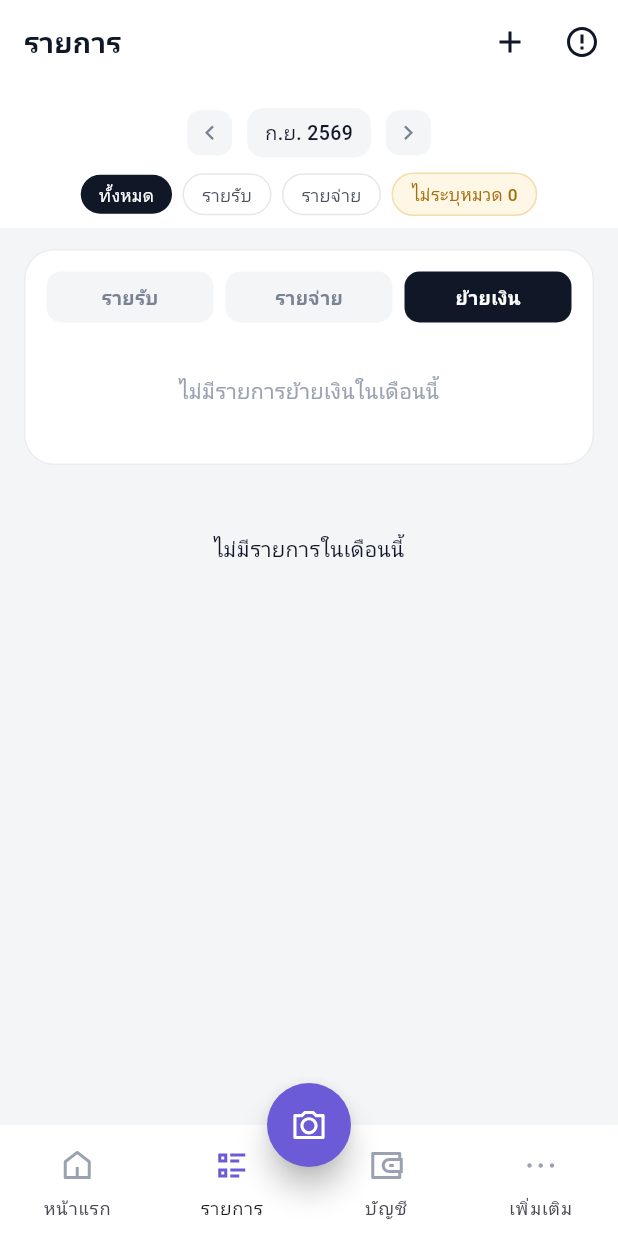
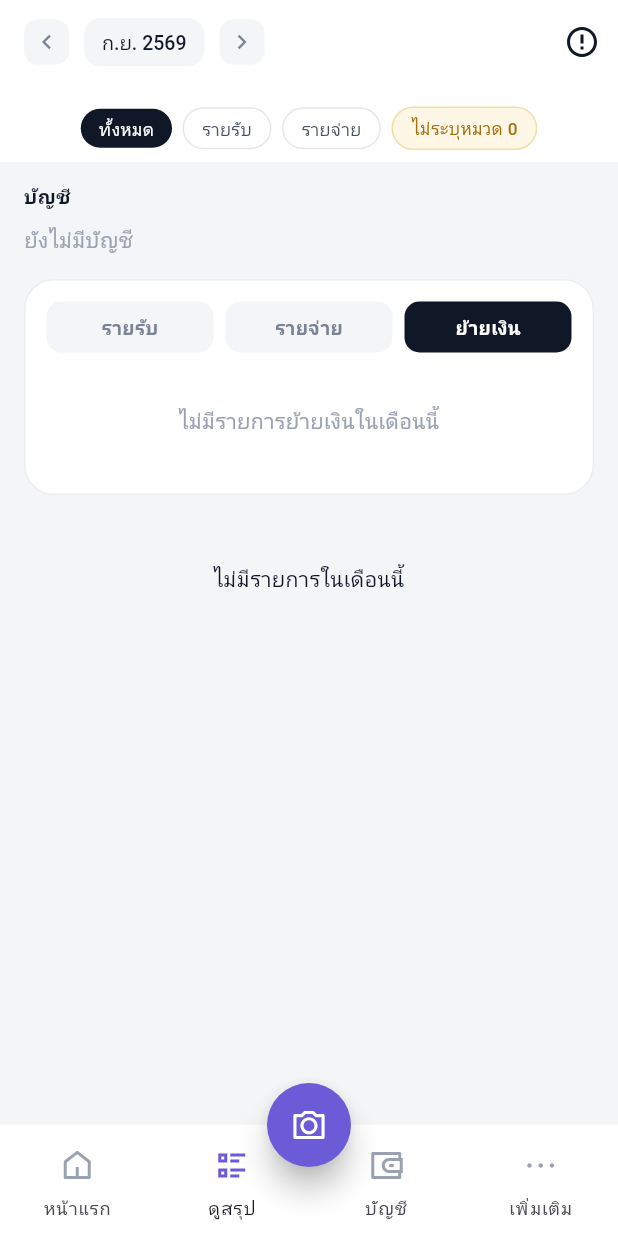
Before and after one commit to Jaruvat303/cashlog-app, a Flutter app: the TransactionsPage screen opened by its route, after a tap on "ย้ายเงิน", on a phone screen of 412 x 824 dp. Run offline on Flutter 3.47's test engine with Material 3 defaults, Android fonts, the phone set to English and light mode, and no system bars; our stand-ins replace dartz, dio, drift, fl_chart, flutter_image_compress, flutter_riverpod and 5 more; missing offline and left inert: photo_manager; accounts and stored records are empty; generated files the repository leaves out were written again; network calls fail; statements that could not run were skipped.

Commit message:
Consolidate Summary page: rename tab, move account strip (fixes 04)
Renames the "รายการ" bottom-nav tab to "ดูสรุป" and reshapes
TransactionsPage into the summary page it already functionally was:
the account-info strip moves here from Home (Home no longer shows it),
the month switcher moves from the AppBar's secondary row into the
title, and the now-redundant page-level "+" button is removed ahead of
the global FAB landing in a later ticket.

Co-Authored-By: Claude Sonnet 5 <noreply@anthropic.com>

```diff
--- a/lib/core/router/app_shell.dart
+++ b/lib/core/router/app_shell.dart
@@ -15,7 +15,7 @@ import '../theme/app_theme.dart';
 /// treats it as a single global entry point reachable from every tab, not a
 /// per-page action) rendered as a [FloatingActionButton] and docked over the
 /// nav bar via `centerDocked`, which — with exactly 4 destinations — lands
-/// it dead center between "รายการ" and "บัญชี", matching the mockup's layout
+/// it dead center between "ดูสรุป" and "บัญชี", matching the mockup's layout
 /// without needing a dummy 5th destination slot.
 class AppShell extends StatelessWidget {
   const AppShell({super.key, required this.navigationShell});
@@ -39,7 +39,7 @@ class AppShell extends StatelessWidget {
         onDestinationSelected: navigationShell.goBranch,
         destinations: [
           _destination(RemixIcon.home5Line, RemixIcon.home5Fill, 'หน้าแรก', currentIndex == 0),
-          _destination(RemixIcon.listCheck2, RemixIcon.listCheck2, 'รายการ', currentIndex == 1),
+          _destination(RemixIcon.listCheck2, RemixIcon.listCheck2, 'ดูสรุป', currentIndex == 1),
           _destination(RemixIcon.wallet3Line, RemixIcon.wallet3Fill, 'บัญชี', currentIndex == 2),
           _destination(RemixIcon.moreLine, RemixIcon.moreFill, 'เพิ่มเติม', currentIndex == 3),
         ],
--- a/lib/features/transactions/presentation/pages/transactions_page.dart
+++ b/lib/features/transactions/presentation/pages/transactions_page.dart
@@ -6,6 +6,10 @@ import '../../../../core/month/selected_month_provider.dart';
 import '../../../../core/theme/app_theme.dart';
 import '../../../../shared/format/money.dart';
 import '../../../../shared/widgets/category_icon.dart';
+import '../../../accounts/domain/account.dart';
+import '../../../accounts/domain/bank_icon.dart';
+import '../../../accounts/presentation/providers/accounts_providers.dart';
+import '../../../accounts/presentation/widgets/current_balance_text.dart';
 import '../../../categories/domain/category.dart';
 import '../../../categories/presentation/providers/categories_providers.dart';
 import '../../../dashboard/domain/dashboard_summary.dart';
@@ -16,7 +20,6 @@ import '../providers/pending_actions_providers.dart';
 import '../providers/transactions_feed_providers.dart';
 import '../widgets/transaction_list_tile.dart';
 import 'pending_actions_page.dart';
-import 'transaction_form_page.dart';
 
 /// How close to the bottom (in pixels) triggers the next page fetch.
 const double _kLoadMoreThreshold = 300;
@@ -148,30 +151,11 @@ class _TransactionsPageState extends ConsumerState<TransactionsPage> {
 
     return Scaffold(
       appBar: AppBar(
-        title: const Text('รายการ'),
-        actions: [
-          // T6's manual-entry entry point (mockup 1e) — the AppShell's FAB
-          // slot is taken by the camera/auto-scan button (T21), so this
-          // stays a page-level action rather than a second FAB.
-          IconButton(
-            key: const Key('newTransactionButton'),
-            icon: const Icon(RemixIcon.addLine),
-            tooltip: 'สร้างรายการเอง',
-            onPressed: () => Navigator.of(context).push(MaterialPageRoute(builder: (_) => const TransactionFormPage())),
-          ),
-          IconButton(
-            key: const Key('pendingActionsButton'),
-            icon: Badge(label: Text('$pendingCount'), isLabelVisible: pendingCount > 0, child: const Icon(RemixIcon.errorWarningLine)),
-            tooltip: 'รายการค้าง',
-            onPressed: () => Navigator.of(context).push(MaterialPageRoute(builder: (_) => const PendingActionsPage())),
-          ),
-        ],
-        bottom: PreferredSize(
-          preferredSize: const Size.fromHeight(96),
-          child: Column(
-            children: [
-              Row(
-                mainAxisAlignment: MainAxisAlignment.center,
+        // Post-launch redesign ticket 04: the month switcher moves out of
+        // the secondary row below and into the title slot, matching how
+        // `DashboardPage`'s own month switcher is already positioned.
+        title: Row(
+          mainAxisSize: MainAxisSize.min,
           children: [
             _monthArrow(
               icon: RemixIcon.arrowLeftSLine,
@@ -190,9 +174,20 @@ class _TransactionsPageState extends ConsumerState<TransactionsPage> {
             ),
           ],
         ),
-              const SizedBox(height: 10),
-              Padding(
-                padding: const EdgeInsets.symmetric(horizontal: 16),
+        actions: [
+          // Ticket 04: the page-level manual-entry "+" button is removed —
+          // the same action is now reachable from the global FAB (ticket 05).
+          IconButton(
+            key: const Key('pendingActionsButton'),
+            icon: Badge(label: Text('$pendingCount'), isLabelVisible: pendingCount > 0, child: const Icon(RemixIcon.errorWarningLine)),
+            tooltip: 'รายการค้าง',
+            onPressed: () => Navigator.of(context).push(MaterialPageRoute(builder: (_) => const PendingActionsPage())),
+          ),
+        ],
+        bottom: PreferredSize(
+          preferredSize: const Size.fromHeight(52),
+          child: Padding(
+            padding: const EdgeInsets.fromLTRB(16, 0, 16, 8),
             // Ticket 07: an active category drill-through replaces the
             // type chip row with a single clearable filter chip — both
             // filter the same list, so showing them side by side would
@@ -213,9 +208,6 @@ class _TransactionsPageState extends ConsumerState<TransactionsPage> {
                     ),
                   )
                 : Align(alignment: Alignment.centerLeft, child: _categoryFilterChip()),
-              ),
-              const SizedBox(height: 8),
-            ],
           ),
         ),
       ),
@@ -240,6 +232,8 @@ class _TransactionsPageState extends ConsumerState<TransactionsPage> {
               return ListView(
                 padding: const EdgeInsets.fromLTRB(16, 14, 16, 24),
                 children: [
+                  const _AccountInfoStrip(),
+                  const SizedBox(height: 16),
                   summarySection,
                   const SizedBox(height: 14),
                   Padding(
@@ -254,14 +248,18 @@ class _TransactionsPageState extends ConsumerState<TransactionsPage> {
             return ListView.builder(
               controller: _scrollController,
               padding: const EdgeInsets.fromLTRB(16, 14, 16, 24),
-              // +1 for the summary section header at index 0 — everything
-              // else keeps its previous index math shifted by one.
-              itemCount: 1 + groups.length + (isLoadingMore ? 1 : 0),
+              // +2 for the account-info strip and summary section header at
+              // indices 0/1 — everything else keeps its previous index math
+              // shifted accordingly.
+              itemCount: 2 + groups.length + (isLoadingMore ? 1 : 0),
               itemBuilder: (context, index) {
                 if (index == 0) {
+                  return const Padding(padding: EdgeInsets.only(bottom: 16), child: _AccountInfoStrip());
+                }
+                if (index == 1) {
                   return Padding(padding: const EdgeInsets.only(bottom: 14), child: summarySection);
                 }
-                final groupIndex = index - 1;
+                final groupIndex = index - 2;
                 if (groupIndex >= groups.length) {
                   return const Padding(padding: EdgeInsets.symmetric(vertical: 16), child: Center(child: CircularProgressIndicator()));
                 }
@@ -430,6 +428,84 @@ class _DayGroup {
   final DateTime date;
   final List<Transaction> transactions;
   final double total;
+}
+
+/// Post-launch redesign ticket 04: the accounts strip (mini balance cards)
+/// moved here from `DashboardPage` — this page is the single place it
+/// renders now, not a second copy. `current_balance` is a derived stream
+/// (`AccountsRepository.watchCurrentBalance`), so it stays correct across a
+/// month switch on its own without needing to watch `selectedMonthProvider`
+/// itself.
+class _AccountInfoStrip extends ConsumerWidget {
+  const _AccountInfoStrip();
+
+  @override
+  Widget build(BuildContext context, WidgetRef ref) {
+    final accountsAsync = ref.watch(activeAccountsProvider);
+    return Column(
+      key: const Key('accountInfoStrip'),
+      crossAxisAlignment: CrossAxisAlignment.start,
+      children: [
+        const Text('บัญชี', style: TextStyle(fontWeight: FontWeight.w600, fontSize: 13, color: AppColors.textPrimary)),
+        const SizedBox(height: 9),
+        accountsAsync.when(
+          loading: () => const SizedBox(height: 80, child: Center(child: CircularProgressIndicator())),
+          error: (error, _) => Text('โหลดบัญชีไม่สำเร็จ: $error'),
+          data: (accounts) => accounts.isEmpty
+              ? const Text('ยังไม่มีบัญชี', style: TextStyle(color: AppColors.textMuted))
+              : Row(
+                  crossAxisAlignment: CrossAxisAlignment.start,
+                  children: [for (final a in accounts) Expanded(child: _AccountMiniCard(account: a))]
+                      .expand((w) => [w, const SizedBox(width: 8)])
+                      .take(accounts.length * 2 - 1)
+                      .toList(),
+                ),
+        ),
+      ],
+    );
+  }
+}
+
+class _AccountMiniCard extends ConsumerWidget {
+  const _AccountMiniCard({required this.account});
+
+  final Account account;
+
+  @override
+  Widget build(BuildContext context, WidgetRef ref) {
+    final bankIcon = resolveBankIcon(account.bankIcon);
+    final name = account.name;
+    final initial = name.isNotEmpty ? name[0].toUpperCase() : '?';
+
+    return Container(
+      decoration: BoxDecoration(
+        color: AppColors.surface,
+        border: Border.all(color: AppColors.border),
+        borderRadius: BorderRadius.circular(16),
+      ),
+      padding: const EdgeInsets.all(12),
+      child: Column(
+        crossAxisAlignment: CrossAxisAlignment.start,
+        mainAxisSize: MainAxisSize.min,
+        children: [
+          Row(
+            children: [
+              Container(
+                width: 20,
+                height: 20,
+                decoration: BoxDecoration(color: bankIcon.color, borderRadius: BorderRadius.circular(6)),
+                child: Center(child: Text(initial, style: const TextStyle(color: Colors.white, fontSize: 9, fontWeight: FontWeight.w600))),
+              ),
+              const SizedBox(width: 7),
+              Expanded(child: Text(name, overflow: TextOverflow.ellipsis, style: const TextStyle(fontSize: 12, fontWeight: FontWeight.w500))),
+            ],
+          ),
+          const SizedBox(height: 9),
+          CurrentBalanceText(accountId: account.id, style: const TextStyle(fontWeight: FontWeight.w700, fontSize: 15)),
+        ],
+      ),
+    );
+  }
 }
 
 /// Ticket 07 (Design 3, summary half): the category/amount summary that
```
Also changed, not shown: lib/features/dashboard/presentation/pages/dashboard_page.dart (+6 -66 lines), 4 other files. Lines whose indentation alone changed are shown as unchanged.
